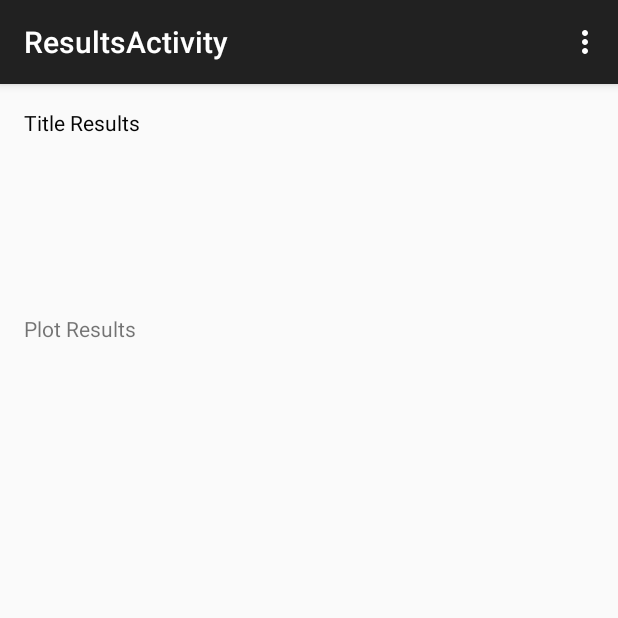
After one commit to MJ94/MovieMagic, an Android app: the ResultsActivity screen opened directly, with no data from a screen before it, on a phone screen of 412 x 824 dp, the top half of it. The commit adds this screen. Run offline under Robolectric (Android 15) with nearby library versions, the phone set to English and light mode, and no system bars.

Commit message:
Start work on second activity and fix errors.

```diff
--- a/app/src/main/java/edu/css/mjackson1/moviemagic/MainActivity.java
+++ b/app/src/main/java/edu/css/mjackson1/moviemagic/MainActivity.java
@@ -13,7 +13,7 @@
 
     EditText etMovieTitle;
 
-    @Override
+
     protected void OnCreate (Bundle savedInstanceState) {
         super.onCreate(savedInstanceState);
         setContentView(R.layout.activity_main);
--- /dev/null
+++ b/app/src/main/java/edu/css/mjackson1/moviemagic/ResultsActivity.java
@@ -0,0 +1,43 @@
+package edu.css.mjackson1.moviemagic;
+
+import android.support.v7.app.ActionBarActivity;
+import android.os.Bundle;
+import android.view.Menu;
+import android.view.MenuItem;
+import android.widget.TextView;
+
+
+public class ResultsActivity extends ActionBarActivity {
+    TextView txtResultsTitle;
+
+    @Override
+    protected void onCreate(Bundle savedInstanceState) {
+        super.onCreate(savedInstanceState);
+        setContentView(R.layout.activity_results);
+        txtResultsTitle = (TextView) findViewById(R.id.txtResultsTitle);
+
+    }
+
+
+    @Override
+    public boolean onCreateOptionsMenu(Menu menu) {
+        // Inflate the menu; this adds items to the action bar if it is present.
+        getMenuInflater().inflate(R.menu.menu_results, menu);
+        return true;
+    }
+
+    @Override
+    public boolean onOptionsItemSelected(MenuItem item) {
+        // Handle action bar item clicks here. The action bar will
+        // automatically handle clicks on the Home/Up button, so long
+        // as you specify a parent activity in AndroidManifest.xml.
+        int id = item.getItemId();
+
+        //noinspection SimplifiableIfStatement
+        if (id == R.id.action_settings) {
+            return true;
+        }
+
+        return super.onOptionsItemSelected(item);
+    }
+}
--- /dev/null
+++ b/app/src/main/res/layout/activity_results.xml
@@ -0,0 +1,33 @@
+<RelativeLayout xmlns:android="http://schemas.android.com/apk/res/android"
+    xmlns:tools="http://schemas.android.com/tools" android:layout_width="match_parent"
+    android:layout_height="match_parent" android:paddingLeft="@dimen/activity_horizontal_margin"
+    android:paddingRight="@dimen/activity_horizontal_margin"
+    android:paddingTop="@dimen/activity_vertical_margin"
+    android:paddingBottom="@dimen/activity_vertical_margin"
+    tools:context="edu.css.mjackson1.moviemagic.ResultsActivity">
+
+    <TextView
+        android:layout_width="wrap_content"
+        android:layout_height="wrap_content"
+        android:text="Title Results"
+        android:id="@+id/txtResultsTitle"
+        android:layout_alignParentTop="true"
+        android:layout_alignParentLeft="true"
+        android:layout_alignParentStart="true"
+        android:layout_alignParentRight="true"
+        android:layout_alignParentEnd="true"
+        android:textColor="#ff050505" />
+
+    <TextView
+        android:layout_width="wrap_content"
+        android:layout_height="wrap_content"
+        android:text="Plot Results"
+        android:id="@+id/textView"
+        android:layout_below="@+id/txtResultsTitle"
+        android:layout_alignParentLeft="true"
+        android:layout_alignParentStart="true"
+        android:layout_marginTop="118dp"
+        android:layout_alignParentRight="true"
+        android:layout_alignParentEnd="true" />
+
+</RelativeLayout>
--- /dev/null
+++ b/app/src/main/res/menu/menu_results.xml
@@ -0,0 +1,7 @@
+<menu xmlns:android="http://schemas.android.com/apk/res/android"
+    xmlns:app="http://schemas.android.com/apk/res-auto"
+    xmlns:tools="http://schemas.android.com/tools"
+    tools:context="edu.css.mjackson1.moviemagic.ResultsActivity">
+    <item android:id="@+id/action_settings" android:title="@string/action_settings"
+        android:orderInCategory="100" app:showAsAction="never" />
+</menu>
```
Also changed, not shown: 2 other files.
